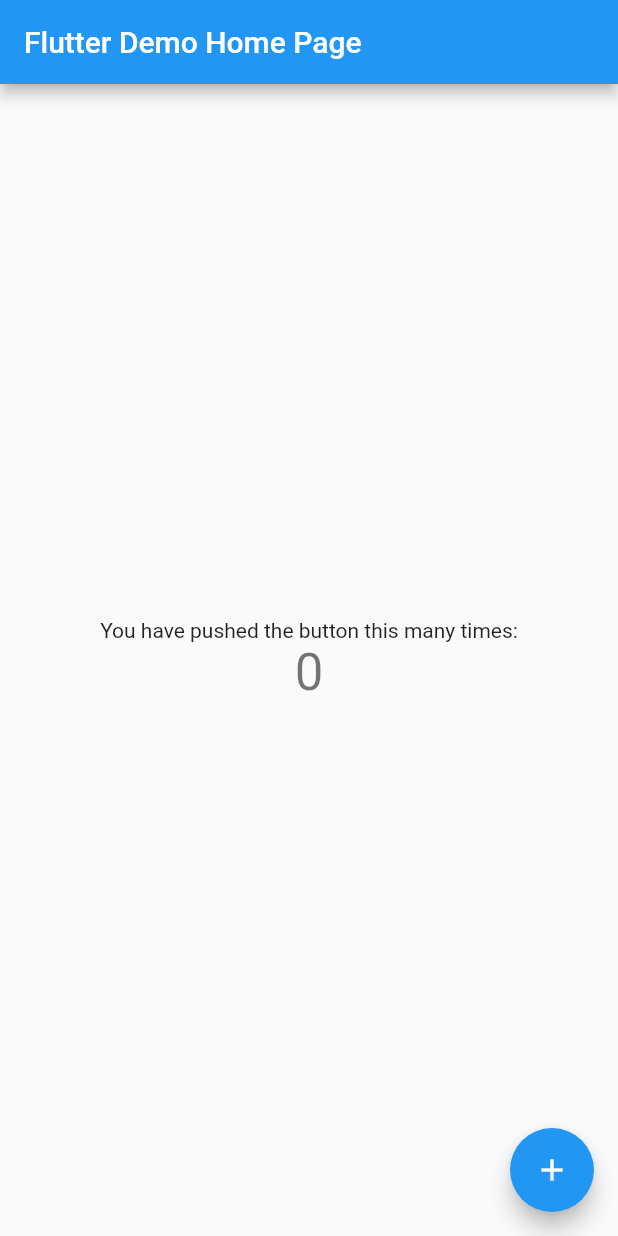
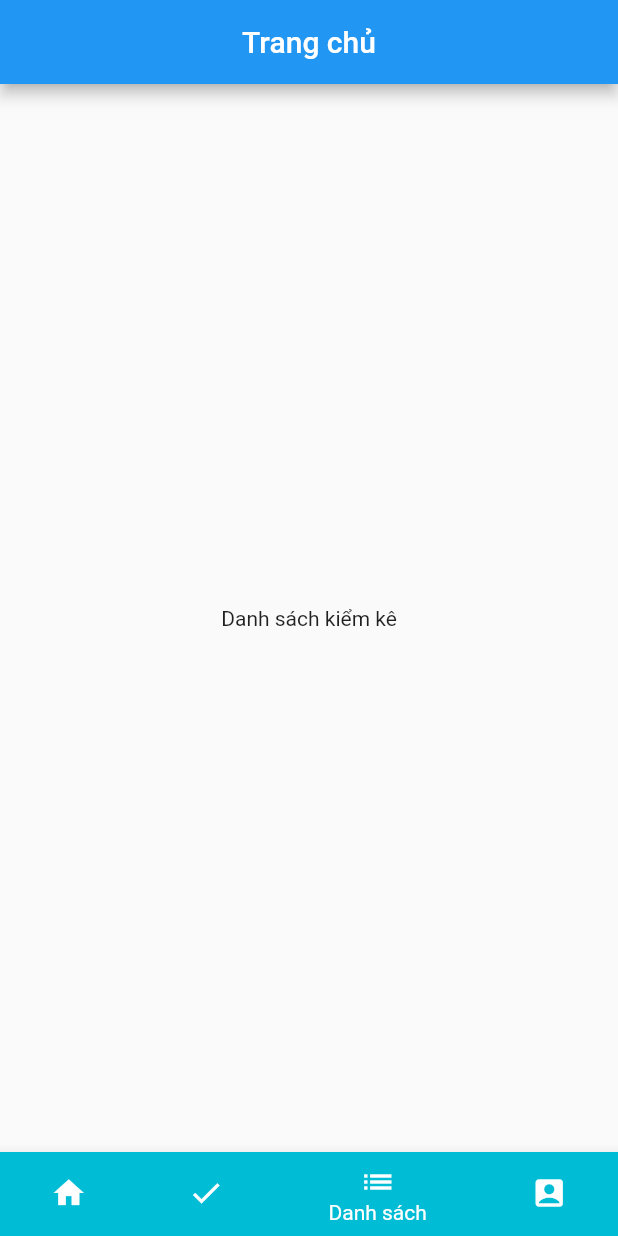
Before and after one commit to tryit4you/QR_Code_QLVL, a Flutter app: the screen it shows after launch, on a phone screen of 412 x 824 dp. Run offline on Flutter 3.47's test engine with Material 2 defaults, Android fonts, the phone set to English and light mode, and no system bars; missing offline and left inert: barcode_scan.

Commit message:
change theme

```diff
--- a/lib/main.dart
+++ b/lib/main.dart
@@ -1,117 +1,18 @@
 import 'package:flutter/material.dart';
+import 'package:qr_code_quanlyvattu/screens/home.dart';
 
 void main() {
-  runApp(MyApp());
+  runApp(MaterialApp(
+    home: QrScanApp(),
+  ));
 }
 
-class MyApp extends StatelessWidget {
-  // This widget is the root of your application.
-  @override
+class QrScanApp extends StatefulWidget {
+  _QrScanAppState createState() => _QrScanAppState();
+}
+
+class _QrScanAppState extends State<QrScanApp> {
   Widget build(BuildContext context) {
-    return MaterialApp(
-      title: 'Flutter Demo',
-      theme: ThemeData(
-        // This is the theme of your application.
-        //
-        // Try running your application with "flutter run". You'll see the
-        // application has a blue toolbar. Then, without quitting the app, try
-        // changing the primarySwatch below to Colors.green and then invoke
-        // "hot reload" (press "r" in the console where you ran "flutter run",
-        // or simply save your changes to "hot reload" in a Flutter IDE).
-        // Notice that the counter didn't reset back to zero; the application
-        // is not restarted.
-        primarySwatch: Colors.blue,
-        // This makes the visual density adapt to the platform that you run
-        // the app on. For desktop platforms, the controls will be smaller and
-        // closer together (more dense) than on mobile platforms.
-        visualDensity: VisualDensity.adaptivePlatformDensity,
-      ),
-      home: MyHomePage(title: 'Flutter Demo Home Page'),
-    );
+    return HomeScreens();
   }
 }
-
-class MyHomePage extends StatefulWidget {
-  MyHomePage({Key key, this.title}) : super(key: key);
-
-  // This widget is the home page of your application. It is stateful, meaning
-  // that it has a State object (defined below) that contains fields that affect
-  // how it looks.
-
-  // This class is the configuration for the state. It holds the values (in this
-  // case the title) provided by the parent (in this case the App widget) and
-  // used by the build method of the State. Fields in a Widget subclass are
-  // always marked "final".
-
-  final String title;
-
-  @override
-  _MyHomePageState createState() => _MyHomePageState();
-}
-
-class _MyHomePageState extends State<MyHomePage> {
-  int _counter = 0;
-
-  void _incrementCounter() {
-    setState(() {
-      // This call to setState tells the Flutter framework that something has
-      // changed in this State, which causes it to rerun the build method below
-      // so that the display can reflect the updated values. If we changed
-      // _counter without calling setState(), then the build method would not be
-      // called again, and so nothing would appear to happen.
-      _counter++;
-    });
-  }
-
-  @override
-  Widget build(BuildContext context) {
-    // This method is rerun every time setState is called, for instance as done
-    // by the _incrementCounter method above.
-    //
-    // The Flutter framework has been optimized to make rerunning build methods
-    // fast, so that you can just rebuild anything that needs updating rather
-    // than having to individually change instances of widgets.
-    return Scaffold(
-      appBar: AppBar(
-        // Here we take the value from the MyHomePage object that was created by
-        // the App.build method, and use it to set our appbar title.
-        title: Text(widget.title),
-      ),
-      body: Center(
-        // Center is a layout widget. It takes a single child and positions it
-        // in the middle of the parent.
-        child: Column(
-          // Column is also a layout widget. It takes a list of children and
-          // arranges them vertically. By default, it sizes itself to fit its
-          // children horizontally, and tries to be as tall as its parent.
-          //
-          // Invoke "debug painting" (press "p" in the console, choose the
-          // "Toggle Debug Paint" action from the Flutter Inspector in Android
-          // Studio, or the "Toggle Debug Paint" command in Visual Studio Code)
-          // to see the wireframe for each widget.
-          //
-          // Column has various properties to control how it sizes itself and
-          // how it positions its children. Here we use mainAxisAlignment to
-          // center the children vertically; the main axis here is the vertical
-          // axis because Columns are vertical (the cross axis would be
-          // horizontal).
-          mainAxisAlignment: MainAxisAlignment.center,
-          children: <Widget>[
-            Text(
-              'You have pushed the button this many times:',
-            ),
-            Text(
-              '$_counter',
-              style: Theme.of(context).textTheme.headline4,
-            ),
-          ],
-        ),
-      ),
-      floatingActionButton: FloatingActionButton(
-        onPressed: _incrementCounter,
-        tooltip: 'Increment',
-        child: Icon(Icons.add),
-      ), // This trailing comma makes auto-formatting nicer for build methods.
-    );
-  }
-}
--- /dev/null
+++ b/lib/screens/home.dart
@@ -0,0 +1,81 @@
+import 'package:flutter/cupertino.dart';
+import 'package:flutter/material.dart';
+import 'package:qr_code_quanlyvattu/actions/generate.dart';
+import 'package:qr_code_quanlyvattu/actions/scan.dart';
+//import 'package:cupertino_icons/cupertino_icons.dart';
+
+class HomeScreens extends StatefulWidget {
+  _HomeScreensState createState() => _HomeScreensState();
+}
+
+class _HomeScreensState extends State<HomeScreens> {
+  //  Container(
+  //       height: MediaQuery.of(context).size.height,
+  //       width: MediaQuery.of(context).size.width,
+  //       padding: EdgeInsets.all(20.0),
+  //       child: Column(
+  //         mainAxisAlignment: MainAxisAlignment.center,
+  //         crossAxisAlignment: CrossAxisAlignment.stretch,
+  //         children: [
+  //           Image(
+  //               image: NetworkImage(
+  //                   "https://media.istockphoto.com/vectors/qr-code-scan-phone-icon-in-comic-style-scanner-in-smartphone-vector-vector-id1166145556")),
+  //           flatButton("Scan QR CODE", ScanAction()),
+  //           SizedBox(
+  //             height: 20,
+  //           ),
+  //           flatButton("Generate QR CODE", GenerateAction()),
+  //         ],
+  //       ),
+  //     ),
+  //     ,
+  var _currentIndex = 2;
+  final tabs = [
+    Center(
+      child: Text('Trang chủ'),
+    ),
+    Center(child: ScanAction()),
+    Center(
+      child: Text('Danh sách kiểm kê'),
+    ),
+    Center(
+      child: Text('Tài khoản'),
+    ),
+  ];
+  Widget build(BuildContext context) {
+    return Scaffold(
+      appBar: AppBar(
+        title: Text('Trang chủ'),
+        centerTitle: true,
+      ),
+      body: tabs[_currentIndex],
+      bottomNavigationBar: BottomNavigationBar(
+        currentIndex: _currentIndex,
+        backgroundColor: Colors.blue,
+        items: [
+          BottomNavigationBarItem(
+              icon: Icon(Icons.home),
+              title: Text('Trang chủ'),
+              backgroundColor: Colors.blue),
+          BottomNavigationBarItem(
+              icon: Icon(Icons.check),
+              title: Text('Quét mã'),
+              backgroundColor: Colors.red),
+          BottomNavigationBarItem(
+              icon: Icon(Icons.list),
+              title: Text('Danh sách'),
+              backgroundColor: Colors.cyan),
+          BottomNavigationBarItem(
+              icon: Icon(Icons.account_box),
+              title: Text('Tài khoản'),
+              backgroundColor: Colors.green)
+        ],
+        onTap: (index) {
+          setState(() {
+            _currentIndex = index;
+          });
+        },
+      ),
+    );
+  }
+}
```
Also changed, not shown: lib/actions/generate.dart (added, +11 -0 lines), lib/actions/scan.dart (added, +55 -0 lines), pubspec.yaml (+4 -3 lines), lib/screens/login.dart (added), pubspec.lock.
